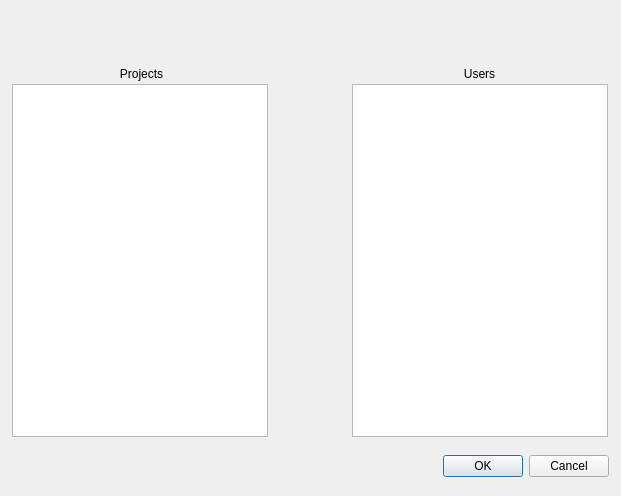
The window that gui/ManageProjectsWindow.ui (minorsecond/ivcs) describes before a commit, drawn with Qt 5.
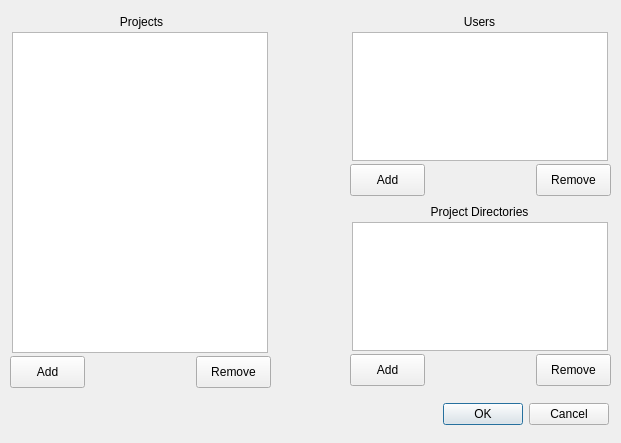
The same window after the commit.

Commit message: IVCS-9: Projects listwidget updates in Manage Projects window when the window is opened.

```diff
--- a/gui/ManageProjectsWindow.ui
+++ b/gui/ManageProjectsWindow.ui
@@ -7,7 +7,7 @@
     <x>0</x>
     <y>0</y>
     <width>621</width>
-    <height>496</height>
+    <height>443</height>
    </rect>
   </property>
   <property name="windowTitle">
@@ -17,7 +17,7 @@
    <property name="geometry">
     <rect>
      <x>268</x>
-     <y>450</y>
+     <y>398</y>
      <width>341</width>
      <height>32</height>
     </rect>
@@ -33,7 +33,7 @@
    <property name="geometry">
     <rect>
      <x>12</x>
-     <y>66</y>
+     <y>14</y>
      <width>259</width>
      <height>16</height>
     </rect>
@@ -49,7 +49,7 @@
    <property name="geometry">
     <rect>
      <x>350</x>
-     <y>66</y>
+     <y>14</y>
      <width>259</width>
      <height>16</height>
     </rect>
@@ -65,9 +65,9 @@
    <property name="geometry">
     <rect>
      <x>12</x>
-     <y>84</y>
+     <y>32</y>
      <width>256</width>
-     <height>353</height>
+     <height>321</height>
     </rect>
    </property>
   </widget>
@@ -75,12 +75,116 @@
    <property name="geometry">
     <rect>
      <x>352</x>
-     <y>84</y>
+     <y>32</y>
      <width>256</width>
-     <height>353</height>
+     <height>129</height>
     </rect>
    </property>
   </widget>
+  <widget class="QListWidget" name="ProjectDirectoriesList">
+   <property name="geometry">
+    <rect>
+     <x>352</x>
+     <y>222</y>
+     <width>256</width>
+     <height>129</height>
+    </rect>
+   </property>
+  </widget>
+  <widget class="QLabel" name="label_3">
+   <property name="geometry">
+    <rect>
+     <x>350</x>
+     <y>204</y>
+     <width>259</width>
+     <height>16</height>
+    </rect>
+   </property>
+   <property name="text">
+    <string>Project Directories</string>
+   </property>
+   <property name="alignment">
+    <set>Qt::AlignCenter</set>
+   </property>
+  </widget>
+  <widget class="QPushButton" name="AddProjectDirectoryButton">
+   <property name="geometry">
+    <rect>
+     <x>350</x>
+     <y>354</y>
+     <width>75</width>
+     <height>32</height>
+    </rect>
+   </property>
+   <property name="text">
+    <string>Add</string>
+   </property>
+  </widget>
+  <widget class="QPushButton" name="AddUserToProjectButton">
+   <property name="geometry">
+    <rect>
+     <x>350</x>
+     <y>164</y>
+     <width>75</width>
+     <height>32</height>
+    </rect>
+   </property>
+   <property name="text">
+    <string>Add</string>
+   </property>
+  </widget>
+  <widget class="QPushButton" name="AddProjectButton">
+   <property name="geometry">
+    <rect>
+     <x>10</x>
+     <y>356</y>
+     <width>75</width>
+     <height>32</height>
+    </rect>
+   </property>
+   <property name="text">
+    <string>Add</string>
+   </property>
+  </widget>
+  <widget class="QPushButton" name="RemoveProjectButton">
+   <property name="geometry">
+    <rect>
+     <x>196</x>
+     <y>356</y>
+     <width>75</width>
+     <height>32</height>
+    </rect>
+   </property>
+   <property name="text">
+    <string>Remove</string>
+   </property>
+  </widget>
+  <widget class="QPushButton" name="RemoveDirectoryFromProjectButton">
+   <property name="geometry">
+    <rect>
+     <x>536</x>
+     <y>354</y>
+     <width>75</width>
+     <height>32</height>
+    </rect>
+   </property>
+   <property name="text">
+    <string>Remove</string>
+   </property>
+  </widget>
+  <widget class="QPushButton" name="RemoveUserFromProjectButton">
+   <property name="geometry">
+    <rect>
+     <x>536</x>
+     <y>164</y>
+     <width>75</width>
+     <height>32</height>
+    </rect>
+   </property>
+   <property name="text">
+    <string>Remove</string>
+   </property>
+  </widget>
  </widget>
  <resources/>
  <connections>
```
The commit also changes 1 other file.
